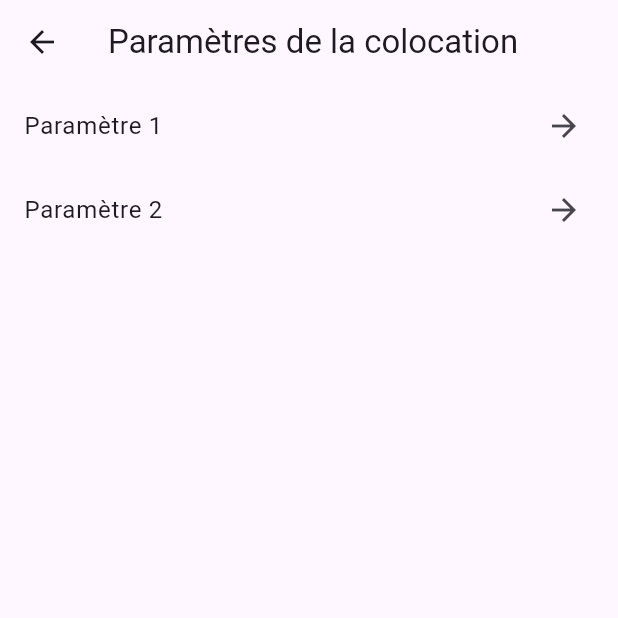
After one commit to NhiSty/Colibris, a Flutter app: the ColocationSettingsPage screen opened by its route, after a tap on "Paramètre 1", on a phone screen of 412 x 824 dp, the top half of it. The commit adds this screen. Run offline on Flutter 3.47's test engine with Material 3 defaults, Android fonts, the phone set to English and light mode, and no system bars; our stand-ins replace bloc, dio, equatable, flutter_bloc, flutter_dotenv, flutter_secure_storage and 1 more; accounts and stored records are empty; statements that could not run were skipped.

Commit message:
save for pull

```diff
--- /dev/null
+++ b/Front/lib/colocation/colocation_parameters.dart
@@ -0,0 +1,34 @@
+import 'package:flutter/material.dart';
+
+class ColocationSettingsPage extends StatelessWidget {
+  const ColocationSettingsPage({super.key});
+
+  @override
+  Widget build(BuildContext context) {
+    return Scaffold(
+      appBar: AppBar(
+        title: const Text('Paramètres de la colocation'),
+      ),
+      body: ListView(
+        children: <Widget>[
+          ListTile(
+            title: const Text('Paramètre 1'),
+            trailing: const Icon(Icons.arrow_forward),
+            onTap: () {
+              // montrer un pop-up pour le paramètre 1
+              Navigator.pushNamed(context, '/parametre1');
+            },
+          ),
+          ListTile(
+            title: const Text('Paramètre 2'),
+            trailing: const Icon(Icons.arrow_forward),
+            onTap: () {
+              // Ajoutez votre logique ici pour le paramètre 2
+            },
+          ),
+          // Ajoutez plus de paramètres ici
+        ],
+      ),
+    );
+  }
+}
--- a/Front/lib/colocation/colocation_tasklist_screen.dart
+++ b/Front/lib/colocation/colocation_tasklist_screen.dart
@@ -54,8 +54,9 @@ class _ColocationTasklistScreenState extends State<ColocationTasklistScreen> {
           actions: widget.colocation.userId == widget.userId
               ? [
                   IconButton(
-                      onPressed:
-                          () {}, // todo rediriger sur le screen pour les settings de la colocation
+                      onPressed: () {
+                        Navigator.pushNamed(context, '/create_invitation');
+                      },
                       icon: const Icon(
                         Icons.settings,
                         color: Colors.white,
--- a/Front/lib/main.dart
+++ b/Front/lib/main.dart
@@ -4,10 +4,12 @@ import 'package:flutter_dotenv/flutter_dotenv.dart';
 import 'package:front/auth/login.dart';
 import 'package:front/auth/register.dart';
 import 'package:front/colocation/bloc/colocation_bloc.dart';
+import 'package:front/colocation/colocation_parameters.dart';
 import 'package:front/colocation/colocation_tasklist_screen.dart';
 import 'package:front/colocation/create_colocation.dart';
 import 'package:front/home_screen.dart';
 import 'package:front/invitation/bloc/invitation_bloc.dart';
+import 'package:front/invitation/invitation_create_page.dart';
 import 'package:front/invitation/invitation_list_page.dart';
 import 'package:front/services/user_service.dart';
 import 'package:front/shared.widget/bottom_navigation_bar.dart';
@@ -49,6 +51,7 @@ class MyApp extends StatelessWidget {
                 bottomNavigationBar: BottomNavigationBarWidget(),
               ),
           '/create_colocation': (context) => const CreateColocationPage(),
+          '/parmetres_colocation': (context) => const ColocationSettingsPage(),
         },
         onGenerateRoute: (settings) {
           final routes = settings.arguments as Map;
@@ -70,6 +73,13 @@ class MyApp extends StatelessWidget {
                             invitations: routes['invitations']),
                       ),
                   settings: settings);
+            /* case '/create_invitation':
+              return MaterialPageRoute(
+                  builder: (context) => BlocProvider.value(
+                        value: BlocProvider.of<InvitationBloc>(context),
+                        child: const InvitationCreatePage(),
+                      ),
+                  settings: settings);*/
           }
           return null;
         },
```
